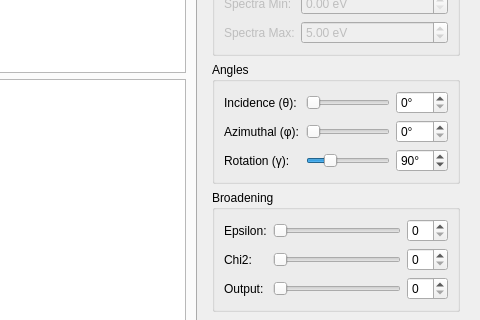
Old version of the form shgyield/QtLayout.ui in the repository roguephysicist/SHGYield; both pictures show x 920 to 1400 and y 286 to 606 of the 1400 by 700 pixel window.
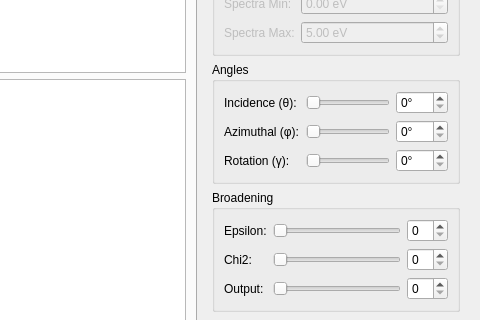
New version of the form. Custom widgets are drawn as their Qt base class.

Commit message: rotation angle made more convenient

```diff
--- a/shgyield/QtLayout.ui
+++ b/shgyield/QtLayout.ui
@@ -529,7 +529,7 @@
               <number>360</number>
              </property>
              <property name="value">
-              <number>90</number>
+              <number>0</number>
              </property>
              <property name="orientation">
               <enum>Qt::Horizontal</enum>
@@ -545,7 +545,7 @@
               <number>360</number>
              </property>
              <property name="value">
-              <number>90</number>
+              <number>0</number>
              </property>
             </widget>
            </item>
```
The commit also changes 2 other files.
